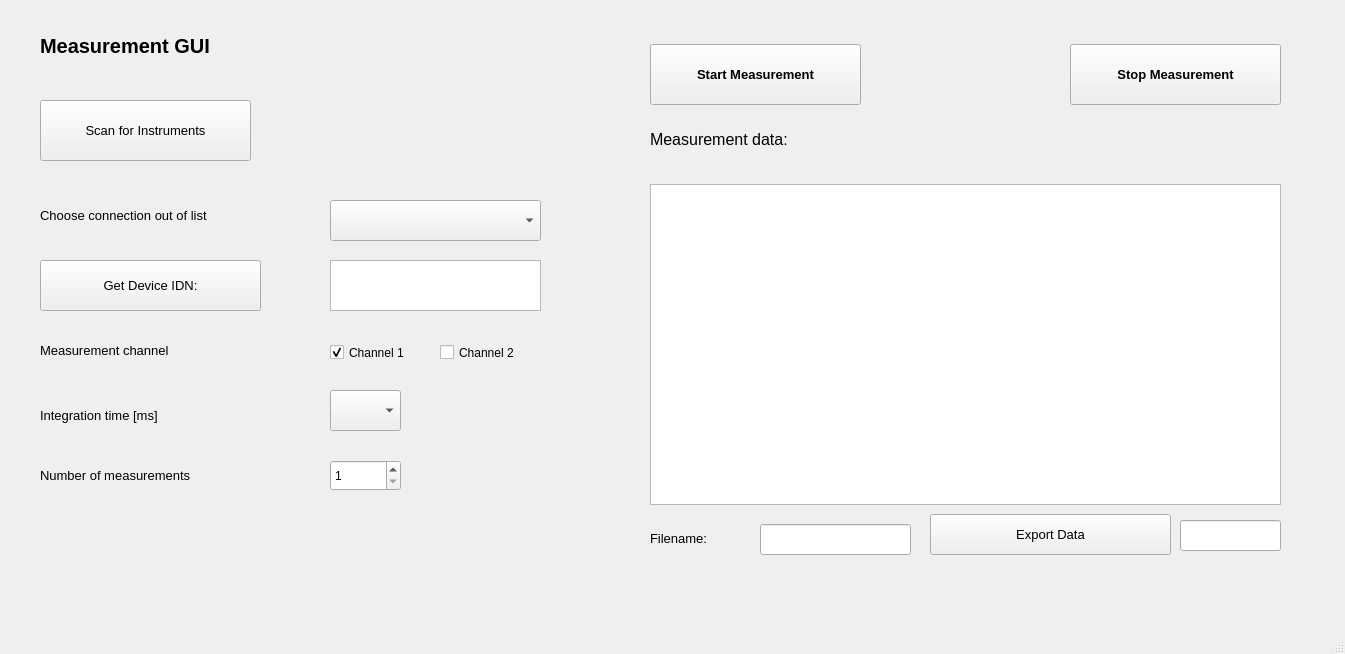
Above: measureGUI.ui from benjaminze/kpi_internship before the change. Below: the same form after it.
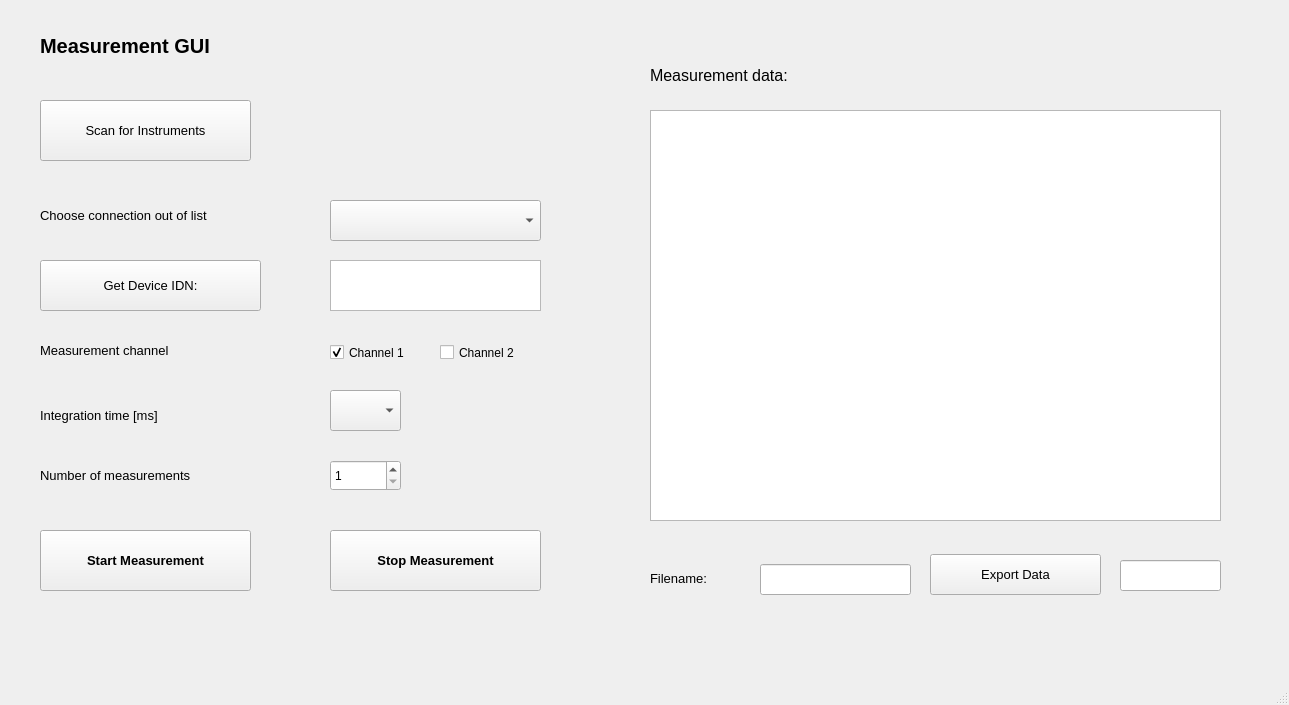
That is the form after the change.

Patch:
```diff
--- a/measureGUI.ui
+++ b/measureGUI.ui
@@ -6,8 +6,8 @@
    <rect>
     <x>0</x>
     <y>0</y>
-    <width>1345</width>
-    <height>654</height>
+    <width>1289</width>
+    <height>705</height>
    </rect>
   </property>
   <property name="windowTitle">
@@ -172,7 +172,7 @@
     <property name="geometry">
      <rect>
       <x>650</x>
-      <y>114</y>
+      <y>50</y>
       <width>321</width>
       <height>51</height>
      </rect>
@@ -189,8 +189,8 @@
    <widget class="QPushButton" name="start_measurement_button">
     <property name="geometry">
      <rect>
-      <x>650</x>
-      <y>44</y>
+      <x>40</x>
+      <y>530</y>
       <width>211</width>
       <height>61</height>
      </rect>
@@ -238,39 +238,33 @@
     <property name="geometry">
      <rect>
       <x>650</x>
-      <y>184</y>
-      <width>631</width>
-      <height>321</height>
+      <y>110</y>
+      <width>571</width>
+      <height>411</height>
      </rect>
     </property>
     <property name="sizePolicy">
-     <sizepolicy hsizetype="Expanding" vsizetype="Expanding">
+     <sizepolicy hsizetype="Maximum" vsizetype="Maximum">
       <horstretch>0</horstretch>
       <verstretch>0</verstretch>
      </sizepolicy>
     </property>
-    <attribute name="horizontalHeaderCascadingSectionResizes">
+    <property name="alternatingRowColors">
      <bool>true</bool>
-    </attribute>
-    <attribute name="horizontalHeaderDefaultSectionSize">
-     <number>240</number>
-    </attribute>
-    <attribute name="horizontalHeaderMinimumSectionSize">
-     <number>50</number>
-    </attribute>
-    <attribute name="verticalHeaderCascadingSectionResizes">
-     <bool>true</bool>
-    </attribute>
-    <attribute name="verticalHeaderDefaultSectionSize">
-     <number>30</number>
+    </property>
+    <property name="showGrid">
+     <bool>false</bool>
+    </property>
+    <attribute name="horizontalHeaderVisible">
+     <bool>false</bool>
     </attribute>
    </widget>
    <widget class="QPushButton" name="export_data_button">
     <property name="geometry">
      <rect>
       <x>930</x>
-      <y>514</y>
-      <width>241</width>
+      <y>554</y>
+      <width>171</width>
       <height>41</height>
      </rect>
     </property>
@@ -289,7 +283,7 @@
     <property name="geometry">
      <rect>
       <x>650</x>
-      <y>518</y>
+      <y>558</y>
       <width>101</width>
       <height>41</height>
      </rect>
@@ -307,7 +301,7 @@
     <property name="geometry">
      <rect>
       <x>760</x>
-      <y>524</y>
+      <y>564</y>
       <width>151</width>
       <height>31</height>
      </rect>
@@ -316,8 +310,8 @@
    <widget class="QPushButton" name="stop_measurement_button">
     <property name="geometry">
      <rect>
-      <x>1070</x>
-      <y>44</y>
+      <x>330</x>
+      <y>530</y>
       <width>211</width>
       <height>61</height>
      </rect>
@@ -336,8 +330,8 @@
    <widget class="QLineEdit" name="data_saved_lineEdit">
     <property name="geometry">
      <rect>
-      <x>1180</x>
-      <y>520</y>
+      <x>1120</x>
+      <y>560</y>
       <width>101</width>
       <height>31</height>
      </rect>
```
Left out of the diff: 2 changed lines with no effect on the pictures.
